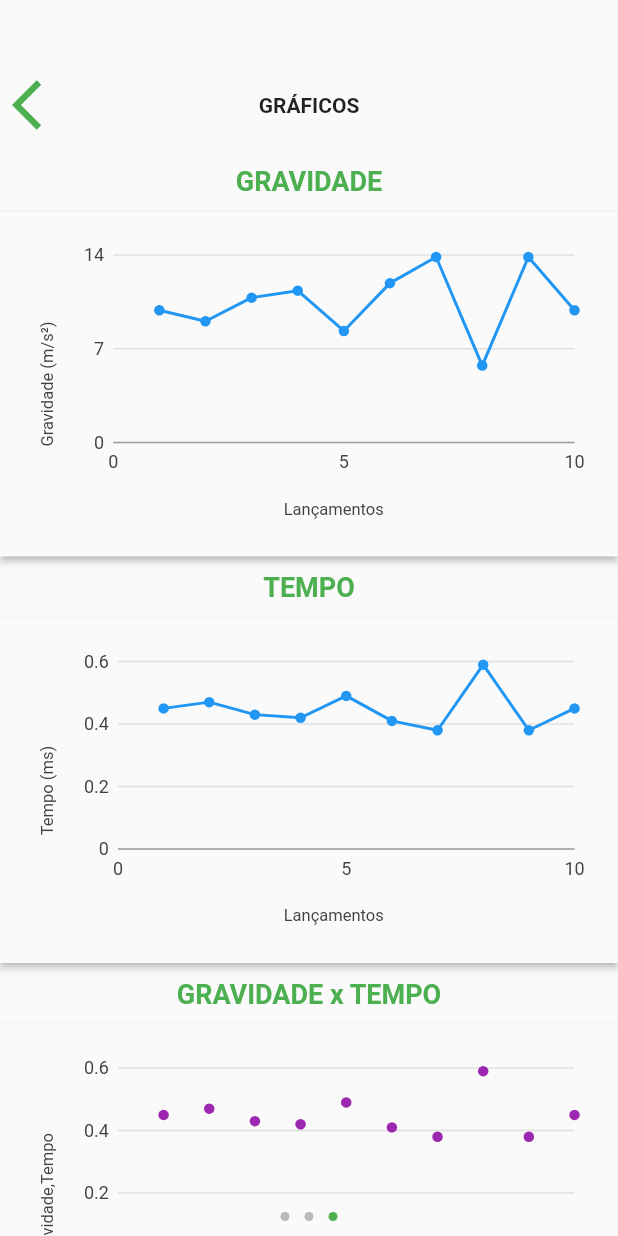
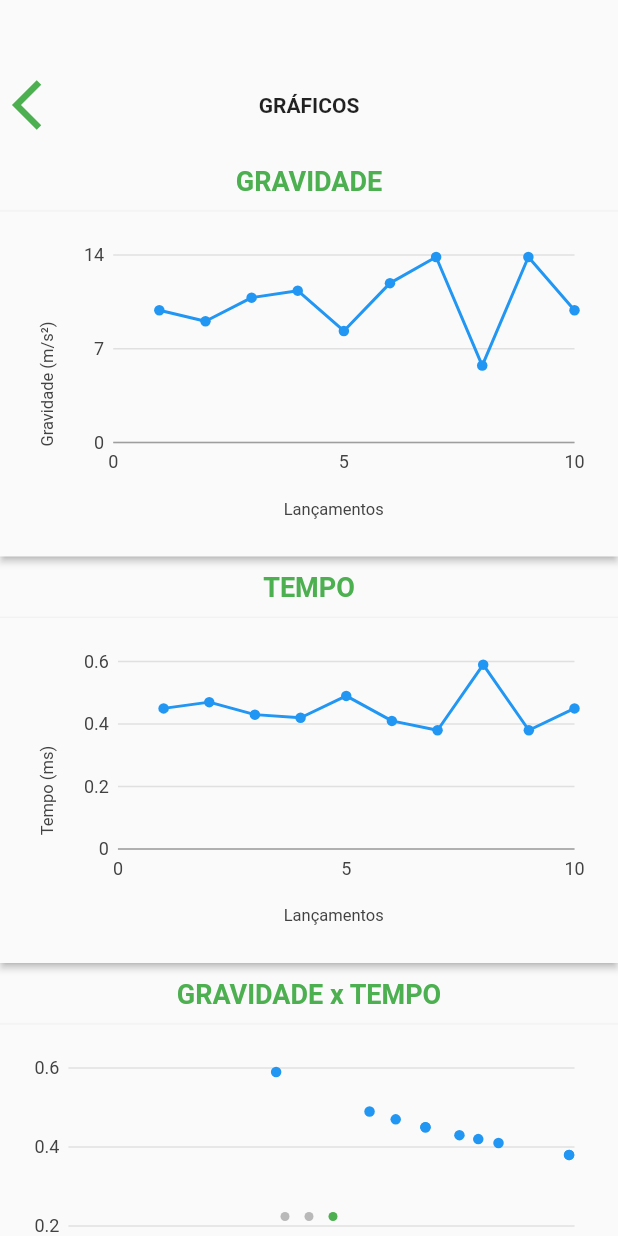
Before and after one commit to FonteneleLucas/experiment-gravitational-acceleration, a Flutter app: the ShowData screen opened by its route, swiped to page 3, on a phone screen of 412 x 824 dp. Run offline on Flutter 3.47's test engine with Material 2 defaults, Android fonts, the phone set to English and light mode, and no system bars; drawn by our look-alikes of page_indicator; our stand-ins replace charts_flutter, flutter_bluetooth_serial; Roboto replaces fonts that are missing (Montserrat); statements that could not run were skipped.

Commit message:
adicionando scatterChart

```diff
--- a/lib/showData.dart
+++ b/lib/showData.dart
@@ -21,12 +21,13 @@ class ShowData extends StatefulWidget {
 String selectedTooltip;
 
 class ScatterPlot {
-  final int lancamento;
   final double tempo;
   final double gravidade;
+  final int radius;
 
-  ScatterPlot(this.lancamento, this.tempo, this.gravidade);
+  ScatterPlot(this.tempo, this.gravidade, this.radius);
 }
+
 
 class _ShowDataState extends State<ShowData> {
   PageController controller;
@@ -154,21 +155,15 @@ class _ShowDataState extends State<ShowData> {
       ),
     ];
 
-//    for(int i = 0; i < gravity.dados.length; i++){
-//      var scatter = ScatterPlot(i+1, gravity.dados.elementAt(i).tempo, gravity.dados.elementAt(i).gravidade);
-//      scatterPlot.add(scatter);
-//    }
-
     var series3 = [
       new Series(
         id: 'Sales',
-          colorFn: (_, __) => MaterialPalette.purple.shadeDefault,
-        domainFn: (Gravity _gravity, _) => _gravity.lancamento,
+        colorFn: (_, __) => MaterialPalette.blue.shadeDefault,
+        domainFn: (Gravity _gravity, _) => _gravity.gravidade,
         measureFn: (Gravity _gravity, _) => _gravity.tempo,
-        data: gravity.dados,)
-      // Configure our custom line renderer for this series.
-        ..setAttribute(rendererIdKey, 'customLine'),
-
+        radiusPxFn: (Gravity _gravity, _) => 3,
+        data: gravity.dados,
+      )
     ];
 
 //    gravity.setValues(0, 0.46);
@@ -195,7 +190,7 @@ class _ShowDataState extends State<ShowData> {
 
     return new Scaffold(
 //      resizeToAvoidBottomPadding: false,
-      body: Center(
+        body: Center(
           child: Container(
             child: PageIndicatorContainer(
               pageView: PageView(
@@ -873,39 +868,7 @@ class _ShowDataState extends State<ShowData> {
                                   padding: new EdgeInsets.all(15),
                                   child: new SizedBox(
                                       height: 200.0,
-                                      child: ScatterPlotChart(series3,
-                                        behaviors: [
-                                          new ChartTitle('Lançamentos',
-                                              behaviorPosition: BehaviorPosition.bottom,
-                                              titleStyleSpec: TextStyleSpec(fontSize: 11),
-                                              titleOutsideJustification:
-                                              OutsideJustification.middleDrawArea),
-                                          new ChartTitle('Gravidade,Tempo',
-                                              behaviorPosition: BehaviorPosition.start,
-                                              titleStyleSpec: TextStyleSpec(fontSize: 11),
-                                              titleOutsideJustification:
-                                              OutsideJustification.middleDrawArea),
-                                          LinePointHighlighter(
-                                              symbolRenderer: CustomCircleSymbolRenderer()
-                                          )
-
-                                        ],
-                                        selectionModels: [
-                                          SelectionModelConfig(
-                                              changedListener: (SelectionModel model) {
-                                                if(model.hasDatumSelection)
-                                                  selectedTooltip = model.selectedSeries[0].measureFn(model.selectedDatum[0].index).toString();
-                                              }
-                                          )
-                                        ],
-                                        defaultRenderer: PointRendererConfig(),
-                                        customSeriesRenderers: [
-                                          LineRendererConfig(
-                                              customRendererId: 'customLine',
-                                              layoutPaintOrder: LayoutViewPaintOrder.point + 1
-                                          )
-                                        ],
-                                      )
+                                      child: ScatterPlotChart(series3,animate: true,)
                                   ),
                                 ),
                               )
@@ -926,7 +889,7 @@ class _ShowDataState extends State<ShowData> {
             ),
           ),
 
-      )
+        )
 
 
 
```
